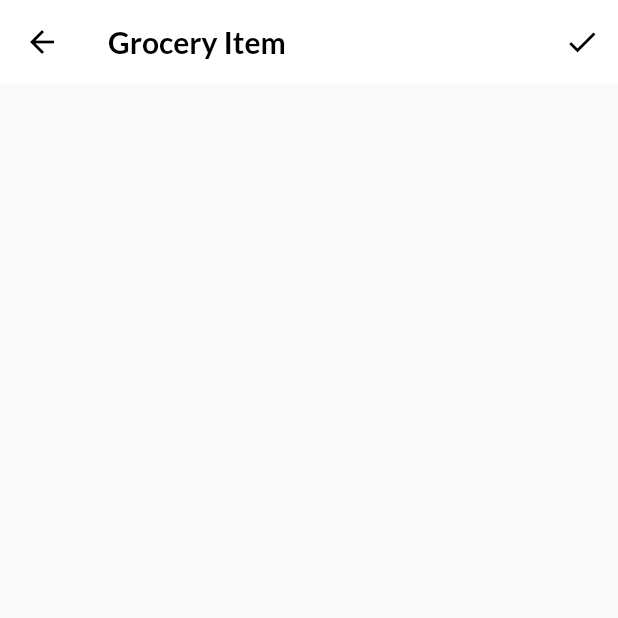
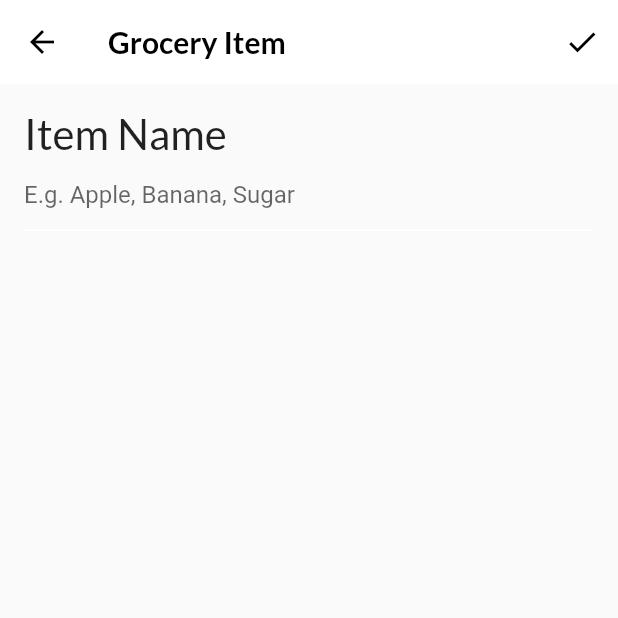
Before and after one commit to Njuguna-JohnBrian/Flutter-Foodelich-App, a Flutter app: the screen it shows after launch, item 3 of the bottom bar chosen, after a tap on the "add" icon, on a phone screen of 412 x 824 dp, the top half of it. Run offline on Flutter 3.47's test engine with Material 2 defaults, Android fonts, the phone set to English and light mode, and no system bars; our stand-ins replace flutter_colorpicker, google_fonts; project files that could hold a hidden picture were left out.

Commit message:
Build Text widget

```diff
--- a/lib/screens/grocery_item_screen.dart
+++ b/lib/screens/grocery_item_screen.dart
@@ -93,19 +93,54 @@ class _GroceryItemScreenState extends State<GroceryItemScreen> {
         padding: const EdgeInsets.all(
           16.0,
         ),
-        child: ListView(children: [
-          // todo 13: add name textfield
+        child: ListView(
+          children: [
+            buildNameField()
             // todo 14: add importance selection
             // todo 15: add date picker
             // todo 16: add time picker
             // todo 17: add color picker
             // todo 18: add slider
             // todo 19: add grocery tile
-        ],),
+          ],
+        ),
       ),
     );
   }
-  // todo:add buildNameField()
+
+  Widget buildNameField() {
+    return Column(
+      crossAxisAlignment: CrossAxisAlignment.start,
+      children: [
+        Text(
+          'Item Name',
+          style: GoogleFonts.lato(fontSize: 28.0),
+        ),
+        TextField(
+          controller: _nameController,
+          cursorColor: _currentColor,
+          decoration: InputDecoration(
+            hintText: 'E.g. Apple, Banana, Sugar',
+            enabledBorder: const UnderlineInputBorder(
+              borderSide: BorderSide(
+                color: Colors.white,
+              ),
+            ),
+            focusedBorder: UnderlineInputBorder(
+              borderSide: BorderSide(
+                color: _currentColor,
+              ),
+            ),
+            border: UnderlineInputBorder(
+              borderSide: BorderSide(
+                color: _currentColor,
+              ),
+            ),
+          ),
+        )
+      ],
+    );
+  }
   // todo:add buildImportanceField()
   // todo:add buildDateField()
   // todo:add buildTimeField()
```
Lines whose indentation alone changed are shown as unchanged.
